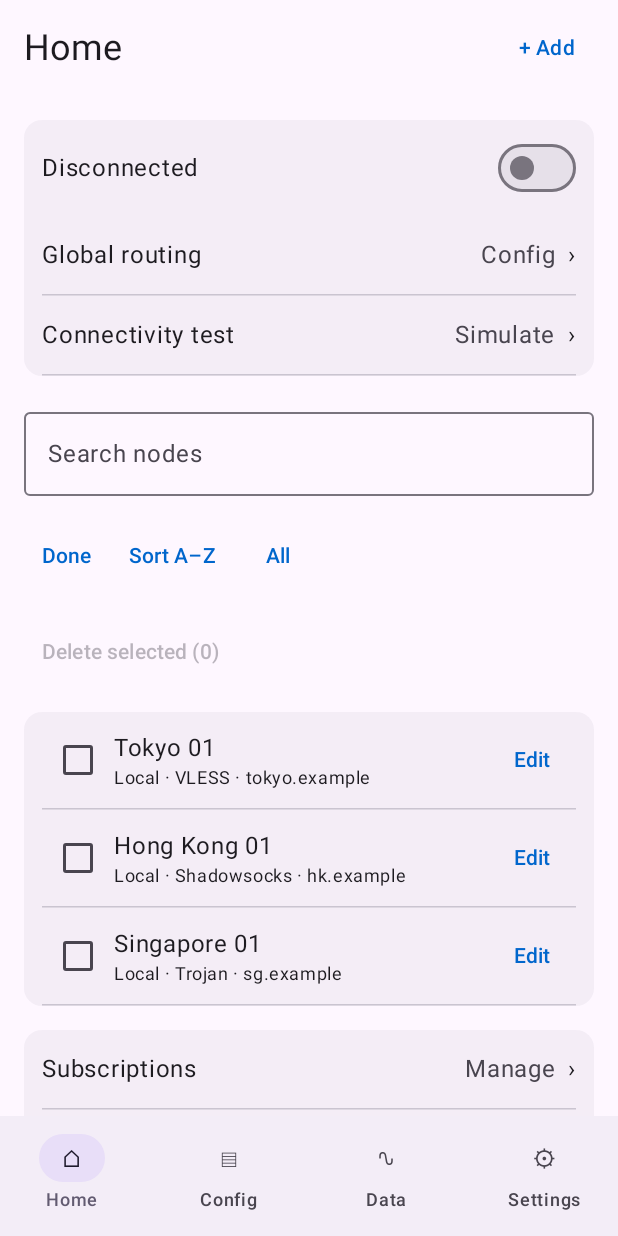
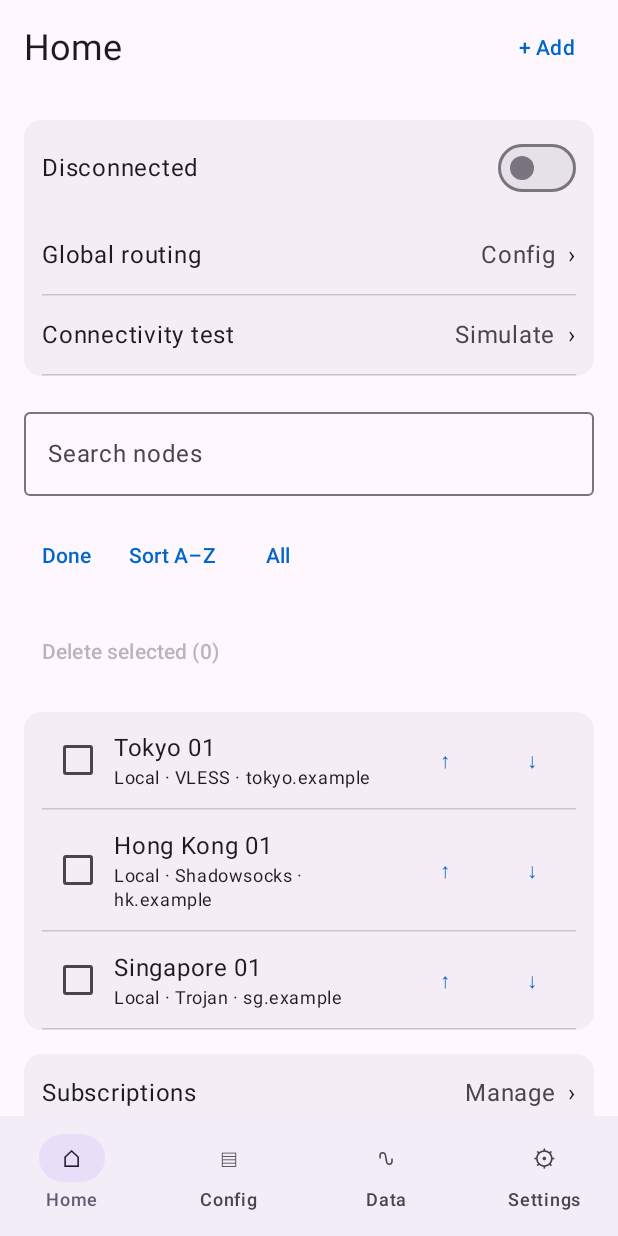
Before and after one commit to ninepeach/appbase, an Android app built with Jetpack Compose: the screen it shows after launch (MainActivity), after a tap on "Manage", on a phone screen of 412 x 824 dp. Run offline under Robolectric (Android 15) with nearby library versions, the phone set to English and light mode, and no system bars.

Commit message:
Restore safe navigation routes and add manual node ordering controls

```diff
--- a/examples/demo/android/src/main/java/appbase/demo/MainActivity.kt
+++ b/examples/demo/android/src/main/java/appbase/demo/MainActivity.kt
@@ -5,6 +5,7 @@ import androidx.activity.ComponentActivity
 import androidx.activity.compose.BackHandler
 import androidx.activity.compose.setContent
 import androidx.compose.foundation.*
+import androidx.compose.runtime.saveable.Saver
 import androidx.compose.foundation.layout.*
 import androidx.compose.foundation.shape.RoundedCornerShape
 import androidx.compose.material3.*
@@ -45,7 +46,15 @@ private fun DemoApp() {
 @Composable
 private fun DemoShell(appearance: String, setAppearance: (String) -> Unit) {
     var tab by rememberSaveable { mutableIntStateOf(0) }
-    val navs = remember { tabs.map { Navigation(pages.associateWith { Layer.SCREEN }, it) } }
+    val navSaver = Saver<List<Navigation>, ArrayList<String>>(
+        save = { list -> ArrayList(list.map { n -> n.stack.value.joinToString("|") { it.id } }) },
+        restore = { saved -> tabs.mapIndexed { i, root ->
+            Navigation(pages.associateWith { Layer.SCREEN }, root).apply {
+                saved.getOrNull(i)?.split("|")?.drop(1)?.takeWhile { it in pages && it !in listOf("Node editor","Configuration editor") }?.forEach { push(it) }
+            }
+        } }
+    )
+    val navs = rememberSaveable(saver=navSaver) { tabs.map { Navigation(pages.associateWith { Layer.SCREEN }, it) } }
     val nav = navs[tab]
     val stack by nav.stack.collectAsState()
     val page = stack.last().id
@@ -120,7 +129,10 @@ private fun DemoShell(appearance: String, setAppearance: (String) -> Unit) {
                                                 Row(Modifier.fillMaxWidth(),verticalAlignment=Alignment.CenterVertically) {
                                                     if(batch) Checkbox(n.id in marked,{if(it)marked.add(n.id) else marked.remove(n.id)}) else RadioButton(selected==n.id,{selected=n.id;connected=false})
                                                     Column(Modifier.weight(1f).clickable{selected=n.id;connected=false}.padding(vertical=12.dp)){Text(n.name);Text(n.group+" · "+n.protocol+" · "+n.host,style=MaterialTheme.typography.bodySmall)}
-                                                    TextButton(onClick={editing=n;open("Node editor")}){Text("Edit")}
+                                                    if(batch) {
+                                                        TextButton(onClick={val i=nodes.indexOf(n);if(i>0){nodes.removeAt(i);nodes.add(i-1,n)}}){Text("↑")}
+                                                        TextButton(onClick={val i=nodes.indexOf(n);if(i>=0&&i<nodes.lastIndex){nodes.removeAt(i);nodes.add(i+1,n)}}){Text("↓")}
+                                                    } else TextButton(onClick={editing=n;open("Node editor")}){Text("Edit")}
                                                 }; HorizontalDivider()
                                             }
                                         }
```
